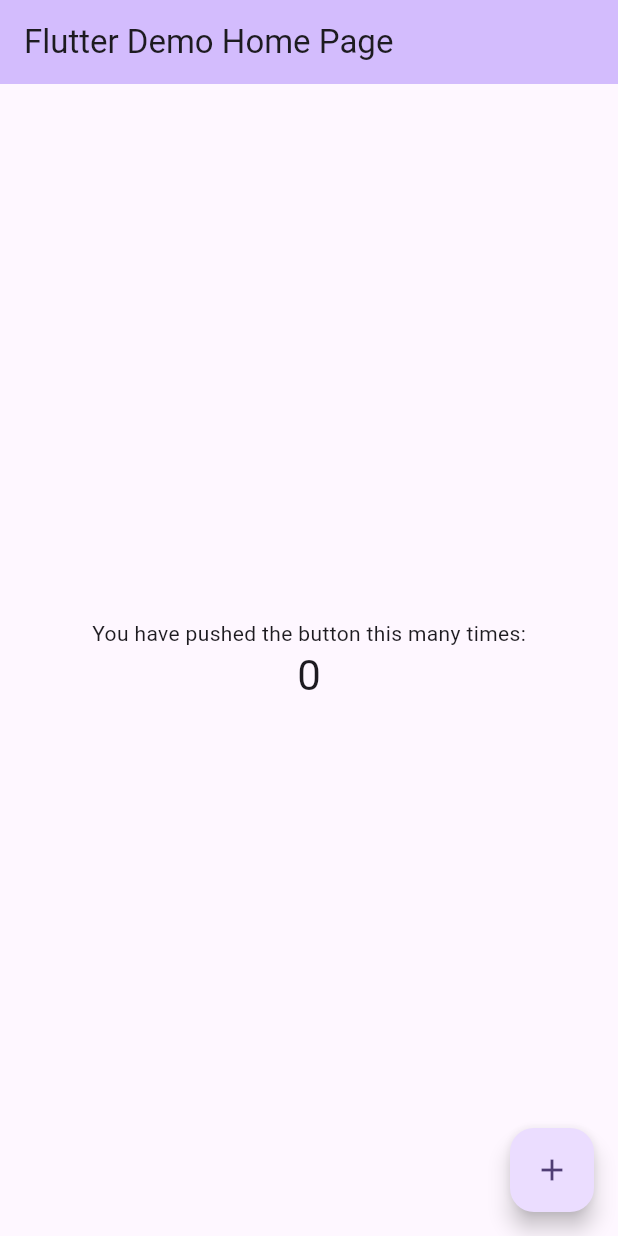
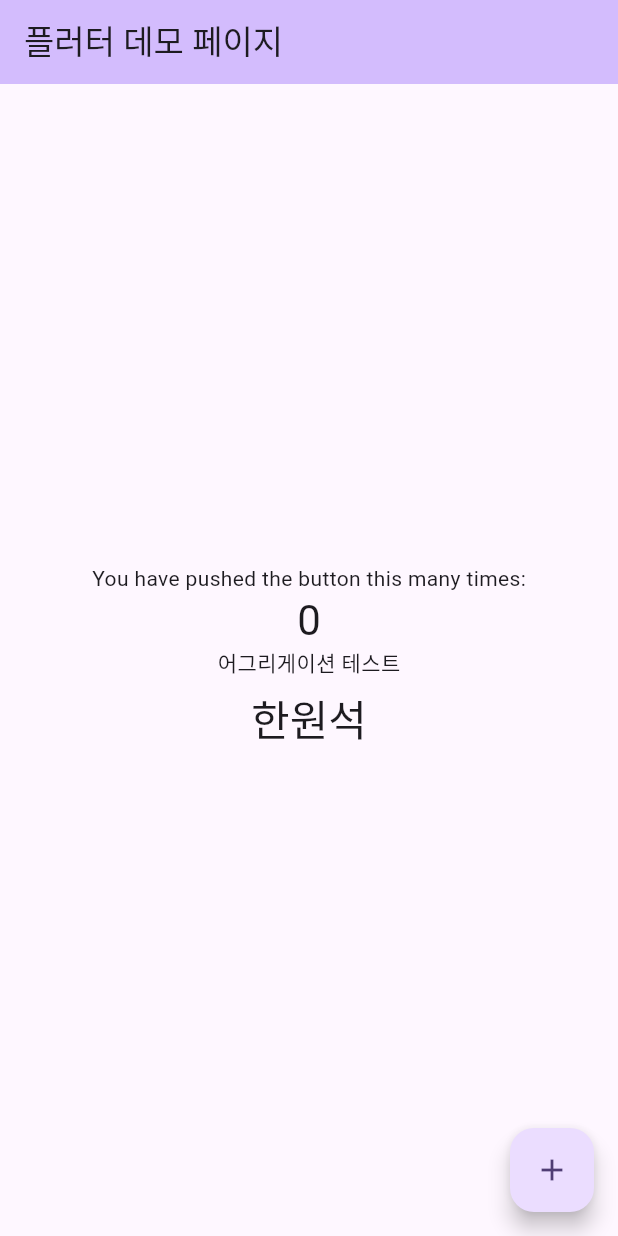
Before and after one commit to wonseokHan/flutter_application_1, a Flutter app: the screen it shows after launch, on a phone screen of 412 x 824 dp. Run offline on Flutter 3.47's test engine with Material 3 defaults, Android fonts, the phone set to English and light mode, and no system bars; missing offline and left inert: dart:html.

Commit message:
테스트

```diff
--- a/lib/main.dart
+++ b/lib/main.dart
@@ -1,3 +1,5 @@
+import 'dart:html';
+
 import 'package:flutter/material.dart';
 
 void main() {
@@ -31,7 +33,7 @@ class MyApp extends StatelessWidget {
         colorScheme: ColorScheme.fromSeed(seedColor: Colors.deepPurple),
         useMaterial3: true,
       ),
-      home: const MyHomePage(title: 'Flutter Demo Home Page'),
+      home: const MyHomePage(title: '플러터 데모 페이지'),
     );
   }
 }
@@ -56,6 +58,12 @@ class MyHomePage extends StatefulWidget {
 
 class _MyHomePageState extends State<MyHomePage> {
   int _counter = 0;
+  String title = '한원석';
+  var obj = {
+    'name' : '한원석',
+    'age' : 29
+  };
+  List<int> items = [1, 2, 3, 4];
 
   void _incrementCounter() {
     setState(() {
@@ -65,6 +73,29 @@ class _MyHomePageState extends State<MyHomePage> {
       // _counter without calling setState(), then the build method would not be
       // called again, and so nothing would appear to happen.
       _counter++;
+    });
+  }
+
+  void onChangeTitle() {
+    String value = title;
+    var hisAge = obj['age'];
+    var hisName = obj['name'];
+
+    for (var obj in items) {
+      print(obj);
+    }
+    for (var i = 0; i < items.length; i++) {
+      print('기본 포문:');
+      print(items[i]);
+    }
+
+    List<int> doubleNumbers = [];
+    doubleNumbers = items.map((num) =>
+      num * 2
+    ).toList();
+    value = items.map((e) => e * 2).join(', ');
+    setState(() {
+      title = '시발 바뀌노?';
     });
   }
 
@@ -112,6 +143,16 @@ class _MyHomePageState extends State<MyHomePage> {
               '$_counter',
               style: Theme.of(context).textTheme.headlineMedium,
             ),
+            const Text(
+              '어그리게이션 테스트',
+            ),
+            TextButton(
+              onPressed: onChangeTitle,
+              child: Text(
+                title,
+                style: Theme.of(context).textTheme.headlineMedium,
+              )
+            )
           ],
         ),
       ),
```
